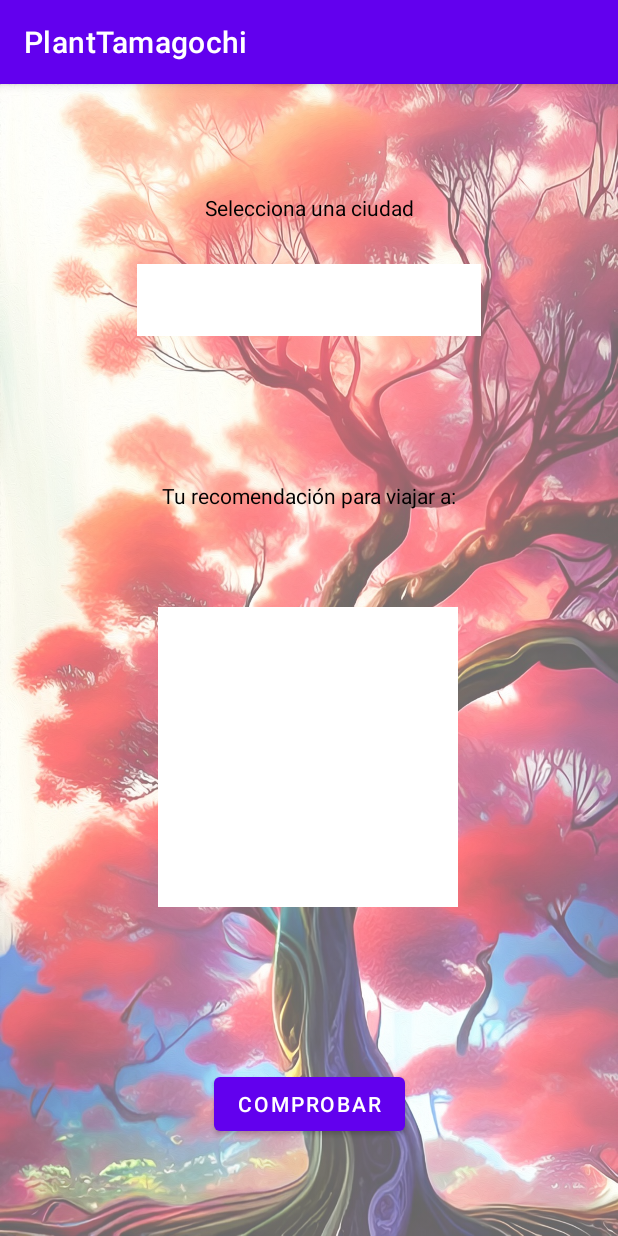
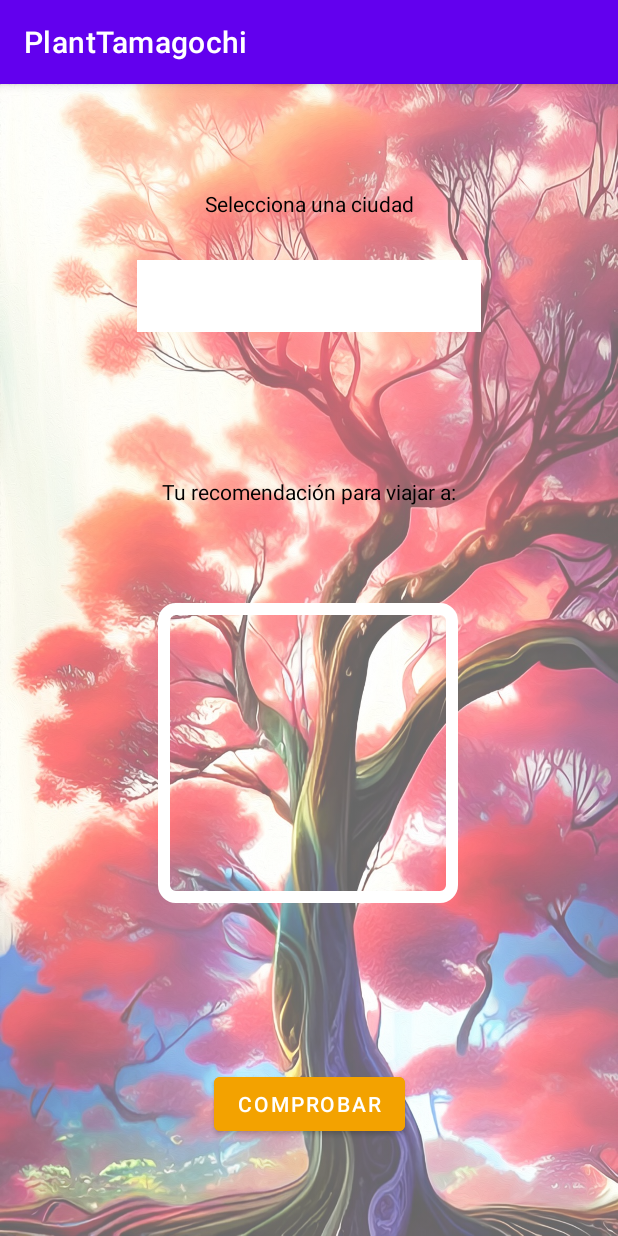
Before and after one commit to sergiogomesan8/MIW-FEM-PlantTamagochi, an Android app: the MainActivity screen opened directly, with no data from a screen before it, after a tap on "TRANSPORTAR PLANTA", on a phone screen of 412 x 824 dp. Run offline under Robolectric (Android 15) with nearby library versions, the phone set to English and light mode, and no system bars; our stand-ins replace Firebase (no records; nobody signed in at launch, a user with empty details on screens opened directly).

Commit message:
update all finish 2

```diff
--- a/app/src/main/java/es/upm/miw/planttamagochi/MainActivity.java
+++ b/app/src/main/java/es/upm/miw/planttamagochi/MainActivity.java
@@ -16,7 +16,6 @@ import android.widget.Toast;
 
 import com.google.android.material.snackbar.Snackbar;
 import com.google.firebase.auth.FirebaseAuth;
-import com.google.firebase.auth.FirebaseUser;
 import com.google.firebase.database.DatabaseReference;
 import com.google.firebase.database.FirebaseDatabase;
 
@@ -28,7 +27,6 @@ import java.util.List;
 import java.util.Map;
 
 import es.upm.miw.planttamagochi.service.device.ISpikeRESTAPIService;
-import es.upm.miw.planttamagochi.firebase.Firebase;
 import es.upm.miw.planttamagochi.fragments.Perfil;
 import es.upm.miw.planttamagochi.model.PlantTamagochiModel;
 import es.upm.miw.planttamagochi.pojo.AuthorizationBearer;
@@ -69,8 +67,7 @@ public class MainActivity extends AppCompatActivity implements View.OnClickListe
     PlantTamagochiModel plantTamagochiVM;
     FirebaseAuth Auth;
     FirebaseDatabase database;
-    Firebase firebase;
-    FirebaseUser firebaseUser;
+    String firebaseUser;
     TextView txtsaludo;
 
     @Override
@@ -80,14 +77,14 @@ public class MainActivity extends AppCompatActivity implements View.OnClickListe
 
         plantTamagochiVM = new ViewModelProvider(this).get(PlantTamagochiModel.class);
 
-        firebase = new Firebase(plantTamagochiVM);
         database = FirebaseDatabase.getInstance();
 
         this.crearObservadores();
         this.postBearerToken();
 
-        firebaseUser = firebase.getFirebaseUser();
-        txtsaludo = (TextView)findViewById(R.id.txtsaludo);
+        firebaseUser = getIntent().getStringExtra("usuario");
+
+        txtsaludo = (TextView) findViewById(R.id.txtsaludo);
         txtsaludo.setText("Hola, " + firebaseUser);
 
         //Click Listeners
@@ -112,7 +109,7 @@ public class MainActivity extends AppCompatActivity implements View.OnClickListe
                 new Observer<FirebaseAuth>() {
                     @Override
                     public void onChanged(FirebaseAuth firebaseAuth) {
-                        marcarAuth(firebase.getFirebaseAuth());
+                        marcarAuth(firebaseAuth);
                     }
                 }
         );
@@ -120,9 +117,6 @@ public class MainActivity extends AppCompatActivity implements View.OnClickListe
 
     private void marcarAuth(FirebaseAuth auth) {
         this.Auth = auth;
-    }
-    private void marcarUser(FirebaseUser user){
-        this.firebaseUser = user;
     }
 
 
@@ -260,7 +254,7 @@ public class MainActivity extends AppCompatActivity implements View.OnClickListe
 
     public void logOut() {
         Auth.signOut();
-        firebase.setFirebaseAuth(Auth);
+        plantTamagochiVM.setAuth(Auth);
     }
 
 }
--- a/app/src/main/java/es/upm/miw/planttamagochi/firebase/Firebase.java
+++ /dev/null
@@ -1,33 +0,0 @@
-package es.upm.miw.planttamagochi.firebase;
-
-import com.google.firebase.auth.FirebaseAuth;
-import com.google.firebase.auth.FirebaseUser;
-
-import es.upm.miw.planttamagochi.model.PlantTamagochiModel;
-
-public class Firebase {
-
-    private final PlantTamagochiModel plantTamagochiModel;
-
-    public Firebase(PlantTamagochiModel plantTamagochiModel) {
-        this.plantTamagochiModel = plantTamagochiModel;
-    }
-
-    public FirebaseAuth getFirebaseAuth() {
-        return plantTamagochiModel.getAuth().getValue();
-    }
-
-    public void setFirebaseAuth(FirebaseAuth firebaseAuth) {
-        this.plantTamagochiModel.setAuth(firebaseAuth);
-    }
-
-    public FirebaseUser getFirebaseUser(){
-        FirebaseAuth firebaseAuth = this.getFirebaseAuth();
-        return firebaseAuth.getCurrentUser();
-    }
-
-    public void setFirebaseUser(FirebaseUser firebaseUser) {
-        this.plantTamagochiModel.setCurrentUser(firebaseUser);
-    }
-
-}
--- /dev/null
+++ b/app/src/main/res/drawable/white_frame.xml
@@ -0,0 +1,13 @@
+<?xml version="1.0" encoding="utf-8"?>
+<shape xmlns:android="http://schemas.android.com/apk/res/android">
+    <stroke
+        android:width="8dp"
+        android:color="@color/white" />
+    <padding
+        android:bottom="8dp"
+        android:left="8dp"
+        android:right="8dp"
+        android:top="8dp" />
+
+    <corners android:radius="8dp" />
+</shape>
--- a/app/src/main/res/layout/activity_transportar_planta.xml
+++ b/app/src/main/res/layout/activity_transportar_planta.xml
@@ -51,7 +51,7 @@
         android:layout_height="wrap_content"
         android:layout_marginBottom="16dp"
         android:text="@string/txtCiudad"
-        android:textColor="#6200ED"
+        android:textColor="@color/blue"
         android:textSize="30sp"
         app:layout_constraintBottom_toTopOf="@+id/imagenRecomendacion"
         app:layout_constraintEnd_toEndOf="parent"
@@ -63,8 +63,7 @@
         android:layout_width="200dp"
         android:layout_height="200dp"
         android:layout_marginBottom="4dp"
-        android:background="@color/white"
-        android:padding="8dp"
+        android:background="@drawable/white_frame"
         app:layout_constraintBottom_toTopOf="@+id/txtRecomendacion"
         app:layout_constraintEnd_toEndOf="parent"
         app:layout_constraintHorizontal_bias="0.497"
@@ -76,6 +75,8 @@
         android:layout_height="wrap_content"
         android:layout_marginBottom="196dp"
         android:text=""
+        android:textColor="@color/white"
+        android:textSize="16sp"
         app:layout_constraintBottom_toBottomOf="parent"
         app:layout_constraintEnd_toEndOf="parent"
         app:layout_constraintHorizontal_bias="0.498"
@@ -86,6 +87,7 @@
         android:layout_width="wrap_content"
         android:layout_height="wrap_content"
         android:layout_marginTop="84dp"
+        android:backgroundTint="@color/orange"
         android:text="@string/txtComprobar"
         app:layout_constraintEnd_toEndOf="parent"
         app:layout_constraintStart_toStartOf="parent"
--- a/app/src/main/res/values/colors.xml
+++ b/app/src/main/res/values/colors.xml
@@ -8,7 +8,7 @@
     <color name="black">#FF000000</color>
     <color name="white">#FFFFFFFF</color>
     <color name="orange">#F3A200</color>
-    <color name="blue">#13BEE9</color>
+    <color name="blue">#1271C4</color>
 
     <color name="red">#e71837</color>
     <color name="green">#34bc14</color>
```
Also changed, not shown: app/src/main/java/es/upm/miw/planttamagochi/LoginActivity.java (+3 -5 lines), app/src/main/java/es/upm/miw/planttamagochi/TransportarPlantaActivity.java (+24 -32 lines), app/src/main/java/es/upm/miw/planttamagochi/model/PlantTamagochiModel.java (+0 -21 lines), app/src/main/res/layout/activity_perfil_user.xml (deleted, +0 -37 lines), app/src/main/res/drawable/tamagochi_happy.png, app/src/main/res/drawable/tamagochi_normal.png (added).
